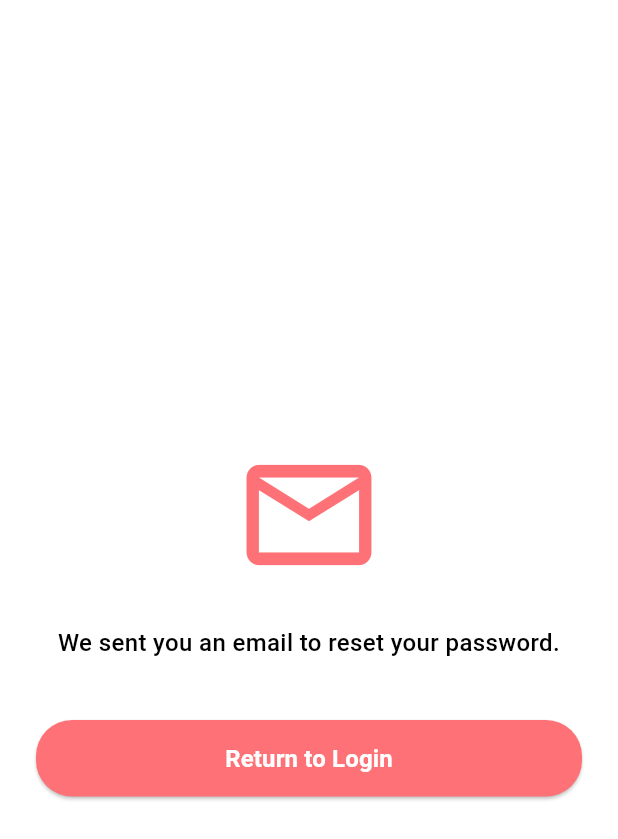
After one commit to YoussefGhonem1/charity_app, a Flutter app: the ResetPasswordSentScreen screen opened by its route, on a phone screen of 412 x 824 dp. The commit adds this screen. Shown: the top 839 px of the screen. Run offline on Flutter 3.47's test engine with Material 3 defaults, Android fonts, the phone set to English and light mode, and no system bars; our stand-ins replace dots_indicator, flutter_svg, vector_graphics.

Commit message:
Add forget confirmation route

```diff
--- /dev/null
+++ b/lib/src/features/forget_password/screens/reset_password_sent_page.dart
@@ -0,0 +1,72 @@
+
+import 'package:flutter/material.dart';
+
+import '../../../shared/theme/app_colors.dart' show AppColors;
+import '../../sign_in_password/screens/sign_in_password_screen.dart' show SignInPasswordScreen;
+
+class ResetPasswordSentScreen extends StatelessWidget {
+  const ResetPasswordSentScreen({super.key});
+
+  @override
+  Widget build(BuildContext context) {
+    return Scaffold(
+      backgroundColor: AppColors.bgColor,
+      body: SafeArea(
+        child: Center(
+          child: Padding(
+            padding: const EdgeInsets.symmetric(horizontal: 24.0),
+            child: Column(
+              mainAxisAlignment: MainAxisAlignment.center,
+              children: [
+                const Icon(
+                  Icons.email_outlined,
+                  color: AppColors.primaryColor,
+                  size: 100,
+                ),
+                const SizedBox(height: 24),
+                const Text(
+                  "We sent you an email to reset your password.",
+                  textAlign: TextAlign.center,
+                  style: TextStyle(
+                    color: AppColors.blackColor,
+                    fontSize: 16,
+                    fontWeight: FontWeight.w500,
+                  ),
+                ),
+                const SizedBox(height: 40),
+                SizedBox(
+                  width: double.infinity,
+                  child: ElevatedButton(
+                    style: ElevatedButton.styleFrom(
+                      backgroundColor: AppColors.primaryColor,
+                      shape: RoundedRectangleBorder(
+                        borderRadius: BorderRadius.circular(24),
+                      ),
+                      padding: const EdgeInsets.symmetric(vertical: 14),
+                    ),
+                    onPressed: () {
+                      Navigator.push(
+                        context,
+                        MaterialPageRoute(
+                          builder: (_) => SignInPasswordScreen(),
+                        ),
+                      );
+                    },
+                    child: const Text(
+                      "Return to Login",
+                      style: TextStyle(
+                        fontSize: 16,
+                        fontWeight: FontWeight.w600,
+                        color: Colors.white,
+                      ),
+                    ),
+                  ),
+                ),
+              ],
+            ),
+          ),
+        ),
+      ),
+    );
+  }
+}
--- a/lib/src/shared/routing/app_routs.dart
+++ b/lib/src/shared/routing/app_routs.dart
@@ -4,7 +4,7 @@ import 'package:charity/src/features/forget_password/screens/forget_password_pag
 import 'package:charity/src/features/on_boarding/screens/on_boarding_page.dart';
 import 'package:charity/src/features/splash/screens/splash_page.dart';
 import 'package:flutter/material.dart';
-
+import 'package:charity/src/features/forget_password/screens/reset_password_sent_page.dart';
 import '../../features/sign_in_password/screens/sign_in_password_screen.dart';
 
 
@@ -14,6 +14,8 @@ class Routes {
   static const String signInPassword = '/sign_in_password';
   static const String createAcount = '/create_account';
   static const String forgetPassword = '/forget_password';
+  static const String forgetConfirmation = '/forget_confirmation';
+
 
 
 }
@@ -35,6 +37,9 @@ class AppRoutes {
 
       case Routes.forgetPassword:
         return MaterialPageRoute(builder: (_) => ForgetPasswordPage());
+      case Routes.forgetConfirmation:
+        return MaterialPageRoute(builder: (_) => ResetPasswordSentScreen());
+
 
 
       default:
```
